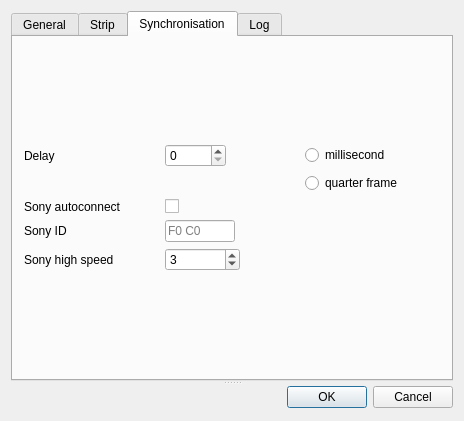
First picture: the form in app/Joker/PreferencesDialog.ui, repository JokerSync/Joker, before the edit.
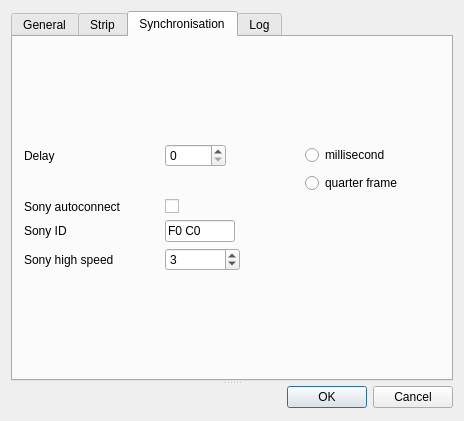
Second picture: the form after the edit. The open tabs and pages were chosen to show the change.

Diff of the .ui file:
```diff
--- a/app/Joker/PreferencesDialog.ui
+++ b/app/Joker/PreferencesDialog.ui
@@ -286,13 +286,13 @@
              </size>
             </property>
             <property name="text">
-             <string notr="true"/>
+             <string notr="true">F0 C0</string>
             </property>
             <property name="maxLength">
              <number>20</number>
             </property>
             <property name="placeholderText">
-             <string>F0 C0</string>
+             <string notr="true"/>
             </property>
            </widget>
           </item>
```
Left out of the diff: 2 changed lines with no effect on the pictures.
